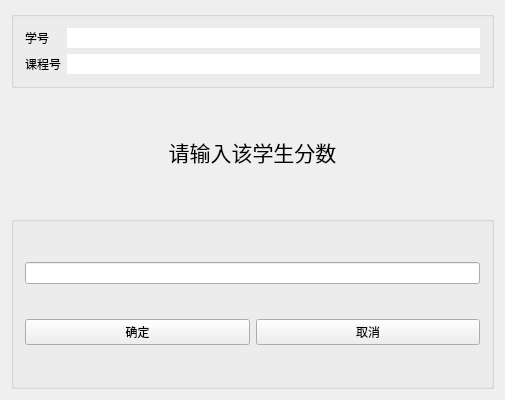
This is interface/grantpoint.ui in Deng-Jiayu/interface as Qt 5 draws it before an edit. The edited form follows.
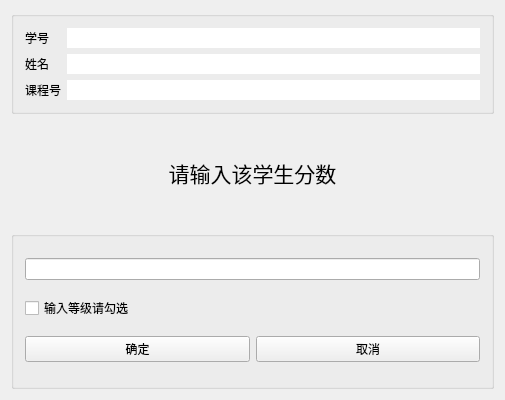
This is the edited form.

The edit to the form file:
```diff
--- a/interface/grantpoint.ui
+++ b/interface/grantpoint.ui
@@ -13,14 +13,29 @@
   <property name="windowTitle">
    <string>grantpoint</string>
   </property>
-  <layout class="QGridLayout" name="gridLayout_3" rowstretch="1,2,3">
+  <layout class="QGridLayout" name="gridLayout_3" rowstretch="1,2,3,0">
+   <item row="1" column="0">
+    <widget class="QLabel" name="label_3">
+     <property name="font">
+      <font>
+       <pointsize>16</pointsize>
+      </font>
+     </property>
+     <property name="text">
+      <string>请输入该学生分数</string>
+     </property>
+     <property name="alignment">
+      <set>Qt::AlignCenter</set>
+     </property>
+    </widget>
+   </item>
    <item row="0" column="0">
     <widget class="QGroupBox" name="groupBox_2">
      <property name="title">
       <string/>
      </property>
-     <layout class="QGridLayout" name="gridLayout_2" rowstretch="0,0">
-      <item row="1" column="1">
+     <layout class="QGridLayout" name="gridLayout_2" rowstretch="0,0,0">
+      <item row="2" column="1">
        <widget class="QLineEdit" name="lineEdit_cno">
         <property name="enabled">
          <bool>true</bool>
@@ -33,7 +48,20 @@
         </property>
        </widget>
       </item>
-      <item row="1" column="0">
+      <item row="0" column="1">
+       <widget class="QLineEdit" name="lineEdit_sno">
+        <property name="enabled">
+         <bool>true</bool>
+        </property>
+        <property name="frame">
+         <bool>false</bool>
+        </property>
+        <property name="readOnly">
+         <bool>true</bool>
+        </property>
+       </widget>
+      </item>
+      <item row="2" column="0">
        <widget class="QLabel" name="label_2">
         <property name="text">
          <string>课程号</string>
@@ -47,11 +75,15 @@
         </property>
        </widget>
       </item>
-      <item row="0" column="1">
-       <widget class="QLineEdit" name="lineEdit_sno">
-        <property name="enabled">
-         <bool>true</bool>
+      <item row="1" column="0">
+       <widget class="QLabel" name="label_4">
+        <property name="text">
+         <string>姓名</string>
         </property>
+       </widget>
+      </item>
+      <item row="1" column="1">
+       <widget class="QLineEdit" name="lineEdit_2">
         <property name="frame">
          <bool>false</bool>
         </property>
@@ -69,14 +101,14 @@
       <string/>
      </property>
      <layout class="QGridLayout" name="gridLayout">
-      <item row="1" column="0">
+      <item row="3" column="0">
        <widget class="QPushButton" name="ensurebtn">
         <property name="text">
          <string>确定</string>
         </property>
        </widget>
       </item>
-      <item row="1" column="1">
+      <item row="3" column="1">
        <widget class="QPushButton" name="exitbtn">
         <property name="text">
          <string>取消</string>
@@ -86,24 +118,16 @@
       <item row="0" column="0" colspan="2">
        <widget class="QLineEdit" name="lineEdit"/>
       </item>
+      <item row="1" column="0">
+       <widget class="QCheckBox" name="checkBox">
+        <property name="text">
+         <string>输入等级请勾选</string>
+        </property>
+       </widget>
+      </item>
      </layout>
     </widget>
    </item>
-   <item row="1" column="0">
-    <widget class="QLabel" name="label_3">
-     <property name="font">
-      <font>
-       <pointsize>16</pointsize>
-      </font>
-     </property>
-     <property name="text">
-      <string>请输入该学生分数</string>
-     </property>
-     <property name="alignment">
-      <set>Qt::AlignCenter</set>
-     </property>
-    </widget>
-   </item>
   </layout>
  </widget>
  <layoutdefault spacing="6" margin="11"/>
```
